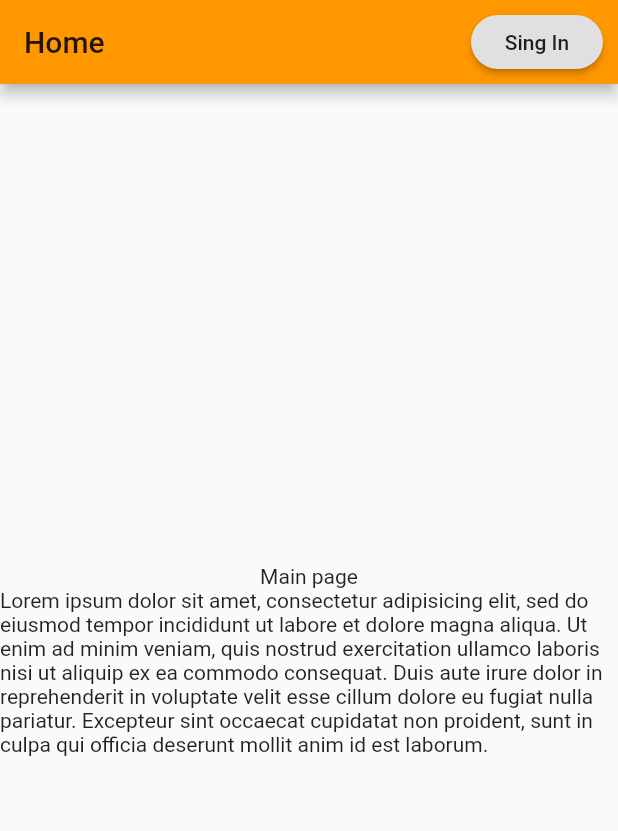
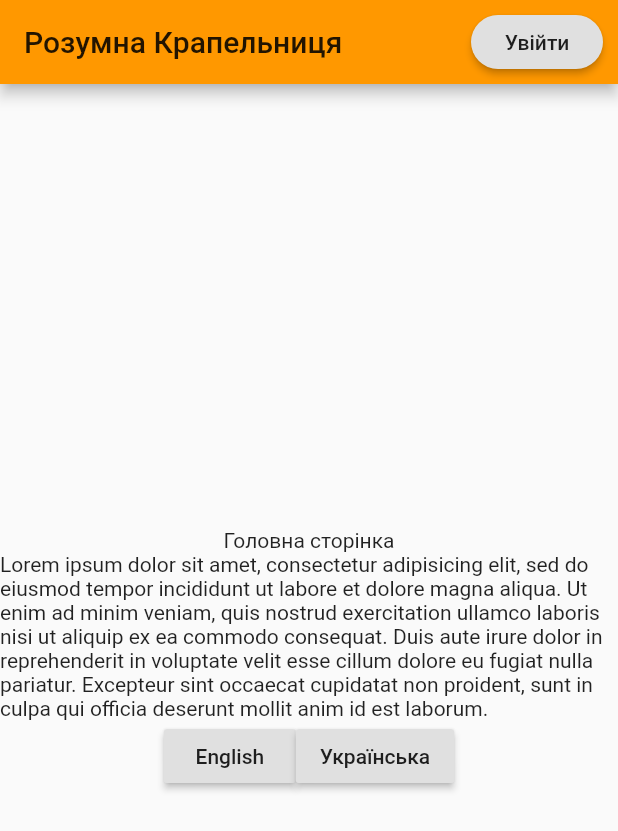
Before and after one commit to georgsvit/smart_dripper_frontend, a Flutter app: the screen it shows after launch, on a phone screen of 412 x 824 dp. Shown: the top 831 px of the screen. Run offline on Flutter 3.47's test engine with Material 2 defaults, Android fonts, the phone set to English and light mode, and no system bars; our stand-ins replace shared_preferences; accounts and stored records are empty.

Commit message:
Localization for en and uk implemented

```diff
--- a/lib/main.dart
+++ b/lib/main.dart
@@ -1,26 +1,50 @@
 import 'package:flutter/material.dart';
 import 'package:smart_dripper_frontend/dialogs/login_dialog.dart';
+import 'package:smart_dripper_frontend/pages/manufacturer/index_page.dart';
 import 'package:smart_dripper_frontend/pages/profile_page.dart';
-import 'package:smart_dripper_frontend/utils/authentication.dart';
+import 'package:smart_dripper_frontend/utils/app_language.dart';
+import 'package:smart_dripper_frontend/utils/localization.dart';
+import 'package:flutter_localizations/flutter_localizations.dart';
+import 'package:provider/provider.dart';
 
-//import 'login/login_screen.dart';
-
-void main() {
-  runApp(MyApp());
+void main() async {
+  AppLanguage appLanguage = AppLanguage();
+  await appLanguage.fetchLocale();
+  runApp(MyApp(
+    appLanguage,
+  ));
 }
 
 class MyApp extends StatelessWidget {
+  final AppLanguage appLanguage;
+
+  MyApp(this.appLanguage);
+
   @override
   Widget build(BuildContext context) {
+    return ChangeNotifierProvider<AppLanguage>(
+      create: (_) => appLanguage,
+      child: Consumer<AppLanguage>(builder: (context, model, child) {
         return MaterialApp(
           title: 'Flutter Demo',
+          supportedLocales: [
+            Locale('en', 'EN'),
+            Locale('uk', 'UA')
+          ],
+          locale: model.appLocal,
+          localizationsDelegates: [
+            AppLocalization.delegate,
+            GlobalMaterialLocalizations.delegate,
+            GlobalWidgetsLocalizations.delegate
+          ],
           theme: ThemeData(primarySwatch: Colors.orange),
           routes: {
             '/': (context) => HomePage(),
-          '/profile': (context) => ProfilePage()
+            '/profile': (context) => ProfilePage(),
+            '/manufacturers': (context) => ManufacturersIndexPage()
           },
-        //LoginScreen()
-        //MyHomePage(title: 'Flutter Demo Home Page'),
+        );
+      })
     );
   }
 }
@@ -28,14 +52,15 @@ class MyApp extends StatelessWidget {
 class HomePage extends StatelessWidget {
   @override
   Widget build(BuildContext context) {
+    var appLanguage = Provider.of<AppLanguage>(context);
     return Scaffold(
       appBar: AppBar(
-        title: Text("Home"),
+        title: Text(AppLocalization.of(context).translate('title')),
         actions: [
           Padding(
             padding: EdgeInsets.all(10.0),
             child: RaisedButton(
-              child: Text("Sing In"),
+              child: Text(AppLocalization.of(context).translate('sign_in')),
               shape: RoundedRectangleBorder(
                 borderRadius: BorderRadius.circular(18.0)
               ),
@@ -49,7 +74,6 @@ class HomePage extends StatelessWidget {
                     width: width - 400,
                     child: LoginDialog(),
                   );
-                  //return ;
                 })
               },
             ),
@@ -61,11 +85,28 @@ class HomePage extends StatelessWidget {
           mainAxisAlignment: MainAxisAlignment.center,
           children: <Widget>[
             Text(
-              'Main page',
+              AppLocalization.of(context).translate('main_page_title'),
             ),
             Text(
               'Lorem ipsum dolor sit amet, consectetur adipisicing elit, sed do eiusmod tempor incididunt ut labore et dolore magna aliqua. Ut enim ad minim veniam, quis nostrud exercitation ullamco laboris nisi ut aliquip ex ea commodo consequat. Duis aute irure dolor in reprehenderit in voluptate velit esse cillum dolore eu fugiat nulla pariatur. Excepteur sint occaecat cupidatat non proident, sunt in culpa qui officia deserunt mollit anim id est laborum.',
             ),
+            Row(
+              mainAxisAlignment: MainAxisAlignment.center,
+              children: <Widget>[
+                RaisedButton(
+                  onPressed: () {
+                    appLanguage.changeLanguage(Locale("en"));
+                  },
+                  child: Text('English'),
+                ),
+                RaisedButton(
+                  onPressed: () {
+                    appLanguage.changeLanguage(Locale("uk"));
+                  },
+                  child: Text('Українська'),
+                )
+              ],
+            )
           ],
         ),
       ),
--- /dev/null
+++ b/lib/utils/app_language.dart
@@ -0,0 +1,34 @@
+import 'package:flutter/material.dart';
+import 'package:shared_preferences/shared_preferences.dart';
+
+class AppLanguage extends ChangeNotifier {
+  Locale _appLocale = Locale('uk');
+
+  Locale get appLocal => _appLocale ?? Locale("uk");
+  fetchLocale() async {
+    var prefs = await SharedPreferences.getInstance();
+    if (prefs.getString('language_code') == null) {
+      _appLocale = Locale('uk');
+      return Null;
+    }
+    _appLocale = Locale(prefs.getString('language_code'));
+    return Null;
+  }
+
+  void changeLanguage(Locale type) async {
+    var prefs = await SharedPreferences.getInstance();
+    if (_appLocale == type) {
+      return;
+    }
+    if (type == Locale("uk")) {
+      _appLocale = Locale("uk");
+      await prefs.setString('language_code', 'uk');
+      await prefs.setString('countryCode', 'UA');
+    } else {
+      _appLocale = Locale("en");
+      await prefs.setString('language_code', 'en');
+      await prefs.setString('countryCode', 'EN');
+    }
+    notifyListeners();
+  }
+}
--- /dev/null
+++ b/lib/utils/localization.dart
@@ -0,0 +1,50 @@
+import 'dart:convert';
+
+import 'package:flutter/material.dart';
+import 'package:flutter/services.dart';
+
+class AppLocalization {
+  final Locale locale;
+
+  AppLocalization(this.locale);
+
+  static AppLocalization of(BuildContext context) {
+    return Localizations.of<AppLocalization>(context, AppLocalization);
+  }
+
+  static const LocalizationsDelegate<AppLocalization> delegate = _AppLocalizationDelegate();
+
+  Map<String, String> _localizedStrings;
+
+  Future<bool> load() async {
+    String jsonString = await rootBundle.loadString('i18n/${locale.languageCode}.json');
+
+    Map<String, dynamic> jsonMap = json.decode(jsonString);
+
+    _localizedStrings = jsonMap.map((key, value) {
+      return MapEntry(key, value.toString());
+    });
+    return true;
+  }
+
+  String translate(String key) => _localizedStrings[key];
+}
+
+class _AppLocalizationDelegate extends LocalizationsDelegate<AppLocalization> {
+  const _AppLocalizationDelegate();
+
+  @override
+  bool isSupported(Locale locale) {
+    return ['en', 'uk'].contains(locale.languageCode);
+  }
+
+  @override
+  Future<AppLocalization> load(Locale locale) async {
+    AppLocalization localizations = new AppLocalization(locale);
+    await localizations.load();
+    return localizations;
+  }
+
+  @override
+  bool shouldReload(_AppLocalizationDelegate old) => false;
+}
--- a/lib/widgets/action_widget.dart
+++ b/lib/widgets/action_widget.dart
@@ -1,5 +1,7 @@
 import 'package:flutter/cupertino.dart';
 import 'package:flutter/material.dart';
+import 'package:smart_dripper_frontend/dto/Responses/manufacturer_response.dart';
+import 'package:smart_dripper_frontend/utils/services/manufacturer_service.dart';
 
 class ActionWidget extends StatelessWidget {
 
@@ -27,6 +29,10 @@ class ActionWidget extends StatelessWidget {
           IconButton(
             icon: Icon(Icons.arrow_forward),
             onPressed: () => {
+              //getManufacturer("157f9f06-5128-42b4-b916-94554fef15ef"),
+              //createManufacturer(new ManufacturerResponse("", "Medical Company #2", "Ukraine")),
+              //deleteManufacturer("310f3c22-d08c-406c-aaef-c257f6bec480"),
+              //editManufacturer("157f9f06-5128-42b4-b916-94554fef15ef", new ManufacturerResponse("", "Medical Company #4", "Ukraine")),
               Navigator.of(context).pushNamed(path)
             },
             hoverColor: Colors.green,
```
Also changed, not shown: i18n/en.json (added, +32 -0 lines), i18n/uk.json (added, +30 -0 lines), lib/dialogs/login_dialog.dart (+10 -11 lines), lib/pages/manufacturer/details_page.dart (deleted, +0 -91 lines), lib/pages/manufacturer/form_page.dart (+4 -3 lines), lib/pages/manufacturer/index_page.dart (+9 -8 lines), lib/pages/profile_page.dart (+12 -11 lines), lib/utils/authentication.dart (+12 -6 lines), lib/utils/services/manufacturer_service.dart (+10 -5 lines), lib/utils/session.dart (+8 -0 lines), lib/widgets/list_element.dart (deleted, +0 -47 lines), pubspec.yaml (+6 -2 lines), pubspec.lock, 1 other file. Lines whose indentation alone changed are shown as unchanged.
